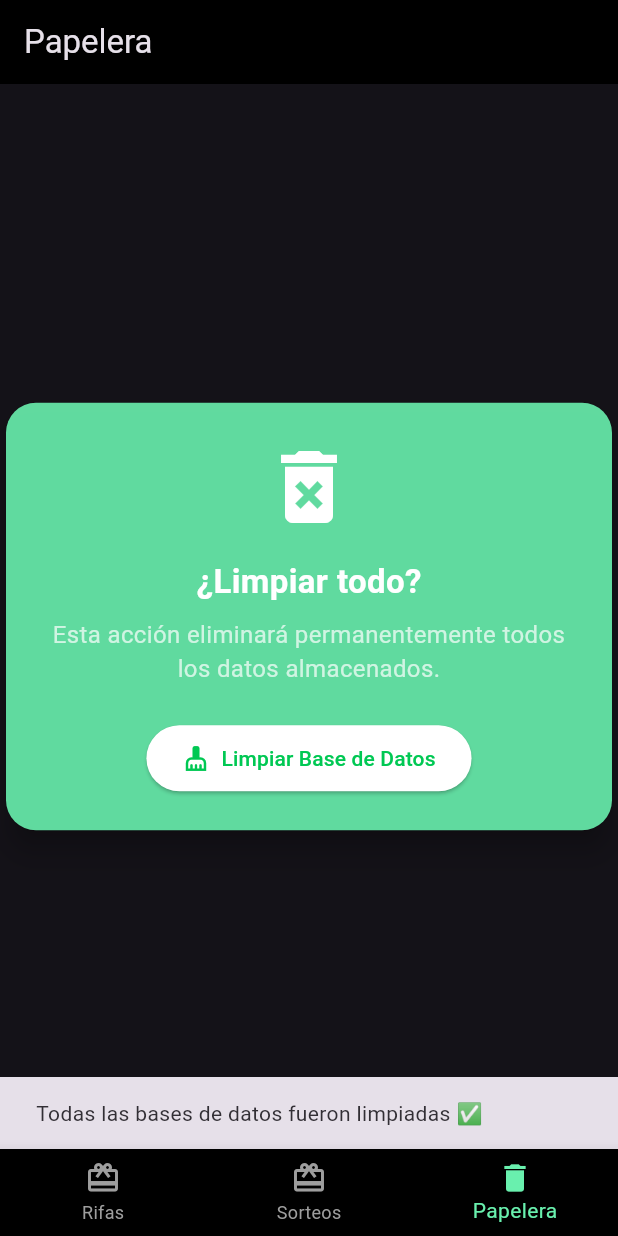
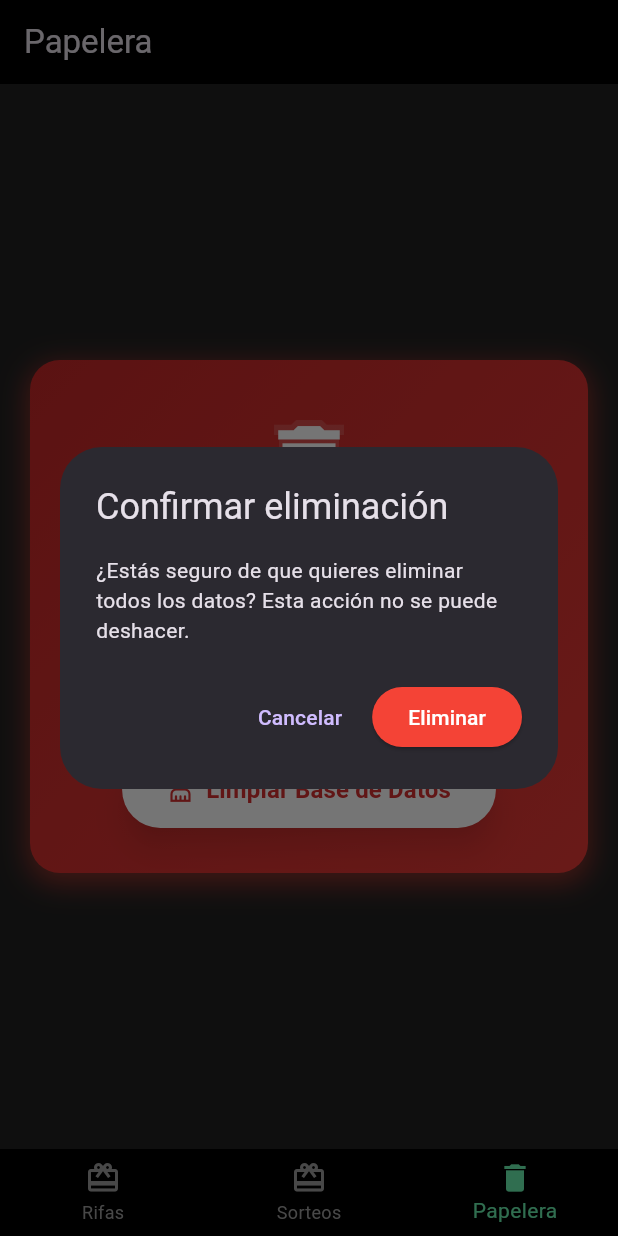
Before and after one commit to magq2002/raffleFlutter, a Flutter app: the screen it shows after launch, item 3 of the bottom bar chosen, after a tap on "Limpiar Base de Datos", on a phone screen of 412 x 824 dp. Run offline on Flutter 3.47's test engine with Material 3 defaults, Android fonts, the phone set to English and light mode, and no system bars; our stand-ins replace equatable, flutter_bloc, image_picker, permission_handler, qr_flutter, screenshot and 2 more; accounts and stored records are empty.

Commit message:
Update trash_page.dart

```diff
--- a/lib/features/raffles/presentation/pages/trash_page.dart
+++ b/lib/features/raffles/presentation/pages/trash_page.dart
@@ -10,56 +10,151 @@ class TrashPage extends StatelessWidget {
 
   @override
   Widget build(BuildContext context) {
-    return Center(
+    return Scaffold(
+      backgroundColor: Colors.grey[900],
+      body: Center(
+        child: Container(
+          margin: const EdgeInsets.all(20),
+          decoration: BoxDecoration(
+            gradient: LinearGradient(
+              begin: Alignment.topLeft,
+              end: Alignment.bottomRight,
+              colors: [
+                Colors.red.shade800,
+                Colors.red.shade600,
+              ],
+            ),
+            borderRadius: BorderRadius.circular(20),
+            boxShadow: [
+              BoxShadow(
+                color: Colors.red.withOpacity(0.5),
+                spreadRadius: 2,
+                blurRadius: 15,
+                offset: const Offset(0, 5),
+              ),
+            ],
+          ),
           child: Card(
-        elevation: 8,
-        shape: RoundedRectangleBorder(borderRadius: BorderRadius.circular(20)),
-        color: AppColors.primary.withOpacity(0.9),
+            elevation: 0,
+            color: Colors.transparent,
+            margin: EdgeInsets.zero,
+            shape:
+                RoundedRectangleBorder(borderRadius: BorderRadius.circular(20)),
             child: Padding(
-          padding: const EdgeInsets.all(24.0),
+              padding: const EdgeInsets.all(30.0),
               child: Column(
                 mainAxisSize: MainAxisSize.min,
                 children: [
-              const Icon(Icons.delete_forever, size: 64, color: Colors.white),
-              const SizedBox(height: 16),
-              const Text(
+                  Stack(
+                    alignment: Alignment.center,
+                    children: [
+                      Icon(
+                        Icons.delete_forever,
+                        size: 80,
+                        color: Colors.white.withOpacity(0.15),
+                      ),
+                      const Icon(
+                        Icons.delete_forever,
+                        size: 70,
+                        color: Colors.white,
+                      ),
+                    ],
+                  ),
+                  const SizedBox(height: 24),
+                  Text(
                     '¿Limpiar todo?',
                     style: TextStyle(
-                  fontSize: 22,
+                      fontSize: 26,
                       fontWeight: FontWeight.bold,
                       color: Colors.white,
+                      shadows: [
+                        Shadow(
+                          color: Colors.black.withOpacity(0.3),
+                          blurRadius: 5,
+                          offset: const Offset(0, 2),
+                        ),
+                      ],
                     ),
                   ),
-              const SizedBox(height: 8),
-              const Text(
+                  const SizedBox(height: 16),
+                  Text(
                     'Esta acción eliminará permanentemente todos los datos almacenados.',
                     textAlign: TextAlign.center,
                     style: TextStyle(
                       fontSize: 16,
-                  color: Colors.white70,
+                      color: Colors.white.withOpacity(0.9),
+                      height: 1.4,
                     ),
                   ),
-              const SizedBox(height: 24),
+                  const SizedBox(height: 30),
                   ElevatedButton.icon(
                     icon: const Icon(Icons.cleaning_services),
-                label: const Text('Limpiar Base de Datos'),
+                    label: const Text(
+                      'Limpiar Base de Datos',
+                      style: TextStyle(
+                        fontWeight: FontWeight.bold,
+                        fontSize: 16,
+                      ),
+                    ),
                     style: ElevatedButton.styleFrom(
                       backgroundColor: Colors.white,
-                  foregroundColor: Colors.greenAccent.shade700,
+                      foregroundColor: Colors.red.shade700,
                       padding: const EdgeInsets.symmetric(
-                      horizontal: 24.0, vertical: 12.0),
+                          horizontal: 30.0, vertical: 14.0),
                       shape: RoundedRectangleBorder(
-                      borderRadius: BorderRadius.circular(30)),
+                        borderRadius: BorderRadius.circular(30),
+                      ),
+                      elevation: 8,
+                      shadowColor: Colors.black.withOpacity(0.5),
                     ),
                     onPressed: () async {
+                      // Mostrar un diálogo de confirmación
+                      final confirm = await showDialog<bool>(
+                        context: context,
+                        builder: (context) => AlertDialog(
+                          title: const Text('Confirmar eliminación'),
+                          content: const Text(
+                              '¿Estás seguro de que quieres eliminar todos los datos? Esta acción no se puede deshacer.'),
+                          actions: [
+                            TextButton(
+                              onPressed: () => Navigator.pop(context, false),
+                              child: const Text('Cancelar'),
+                            ),
+                            ElevatedButton(
+                              style: ElevatedButton.styleFrom(
+                                backgroundColor: Colors.red,
+                                foregroundColor: Colors.white,
+                              ),
+                              onPressed: () => Navigator.pop(context, true),
+                              child: const Text('Eliminar'),
+                            ),
+                          ],
+                        ),
+                      );
+
+                      if (confirm == true) {
                         await DatabaseCleaner.clearAllDatabases();
                         if (context.mounted) {
                           context.read<RaffleBloc>().add(LoadRaffles());
                           ScaffoldMessenger.of(context).showSnackBar(
-                      const SnackBar(
-                          content: Text(
-                              'Todas las bases de datos fueron limpiadas ✅')),
+                            SnackBar(
+                              content: Row(
+                                children: [
+                                  const Icon(Icons.check_circle,
+                                      color: Colors.white),
+                                  const SizedBox(width: 10),
+                                  const Text(
+                                      'Todas las bases de datos fueron limpiadas'),
+                                ],
+                              ),
+                              backgroundColor: Colors.green.shade700,
+                              behavior: SnackBarBehavior.floating,
+                              shape: RoundedRectangleBorder(
+                                borderRadius: BorderRadius.circular(10),
+                              ),
+                            ),
                           );
+                        }
                       }
                     },
                   ),
@@ -67,6 +162,8 @@ class TrashPage extends StatelessWidget {
               ),
             ),
           ),
+        ),
+      ),
     );
   }
 }
```
Lines whose indentation alone changed are shown as unchanged.
